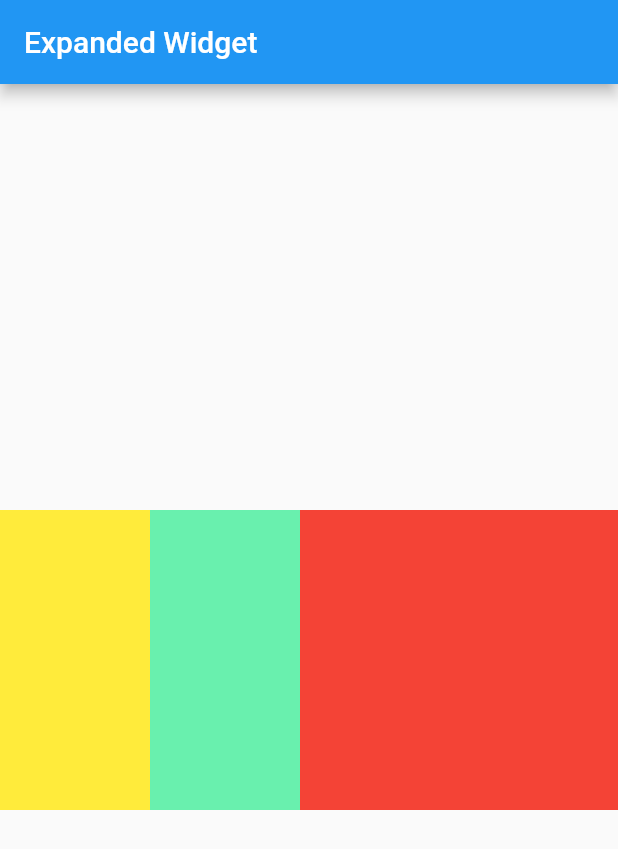
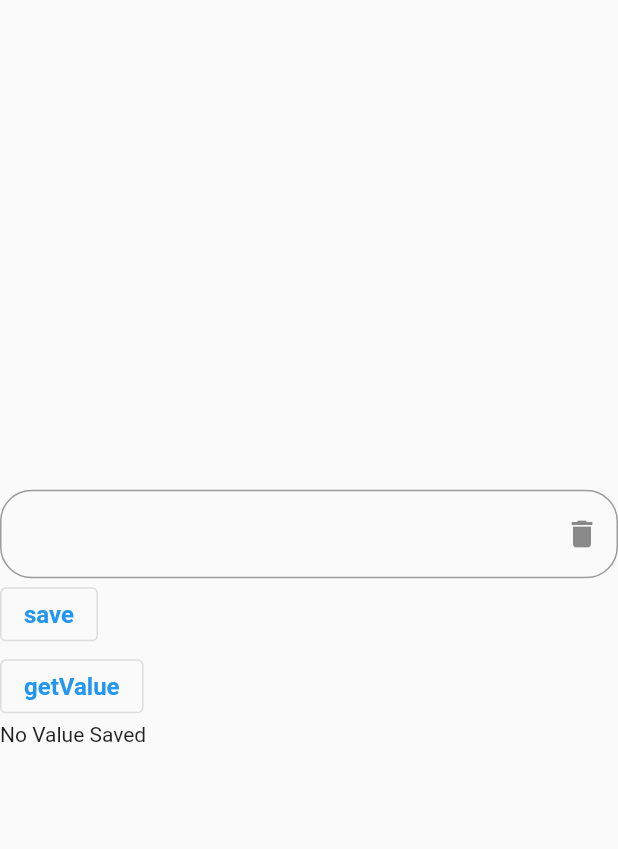
Before and after one commit to panchaniurvisha/my_new_app, a Flutter app: the screen it shows after launch, on a phone screen of 412 x 824 dp. Shown: the top 849 px of the screen. Run offline on Flutter 3.47's test engine with Material 2 defaults, Android fonts, the phone set to English and light mode, and no system bars; our stand-ins replace fluttertoast, image_picker, shared_preferences, video_player; missing offline and left inert: cropperx.

Commit message:
"8/2/2023"

```diff
--- a/lib/main.dart
+++ b/lib/main.dart
@@ -1,6 +1,5 @@
 import 'package:flutter/material.dart';
-
-import 'expanded_widget.dart';
+import 'package:my_app/sharepreference_screen_two.dart';
 
 void main() {
   // WidgetsFlutterBinding.ensureInitialized();
@@ -20,6 +19,6 @@ class MyApp extends StatelessWidget {
             //fontFamily: ''Dancing Script',
             primarySwatch: Colors.blue),
         debugShowCheckedModeBanner: false,
-        home: const ExpandedWidget());
+        home: const SharePreferenceScreenTwo());
   }
 }
--- /dev/null
+++ b/lib/sharepreference_screen_two.dart
@@ -0,0 +1,68 @@
+import 'package:flutter/material.dart';
+import 'package:shared_preferences/shared_preferences.dart';
+
+class SharePreferenceScreenTwo extends StatefulWidget {
+  const SharePreferenceScreenTwo({super.key});
+
+  @override
+  State<SharePreferenceScreenTwo> createState() =>
+      _SharePreferenceScreenTwoState();
+}
+
+class _SharePreferenceScreenTwoState extends State<SharePreferenceScreenTwo> {
+  TextEditingController nameController = TextEditingController();
+  SharedPreferences? prefs;
+  var nameValue = "No Value Saved";
+  static const String keyName = "name";
+
+  createInstance() async {
+    prefs = await SharedPreferences.getInstance();
+  }
+
+  @override
+  void initState() {
+    // TODO: implement initState
+    createInstance();
+    super.initState();
+  }
+
+  @override
+  Widget build(BuildContext context) {
+    return Scaffold(
+        body: Column(
+      mainAxisAlignment: MainAxisAlignment.center,
+      crossAxisAlignment: CrossAxisAlignment.start,
+      children: [
+        TextField(
+          controller: nameController,
+          decoration: InputDecoration(
+            suffixIcon: IconButton(
+              icon: Icon(Icons.delete),
+              onPressed: () {
+                prefs!.clear();
+                setState(() {});
+              },
+            ),
+            border: OutlineInputBorder(borderRadius: BorderRadius.circular(21)),
+          ),
+        ),
+        OutlinedButton(
+            onPressed: () {
+              prefs!.setString(keyName, nameController.text);
+            },
+            child: const Text("save",
+                style: TextStyle(fontWeight: FontWeight.bold, fontSize: 16))),
+        OutlinedButton(
+            onPressed: () {
+              var getName = prefs!.getString(keyName);
+              setState(() {
+                nameValue = getName ?? "No Value Saved";
+              });
+            },
+            child: const Text("getValue",
+                style: TextStyle(fontWeight: FontWeight.bold, fontSize: 16))),
+        Text(nameValue),
+      ],
+    ));
+  }
+}
```
Also changed, not shown: lib/Text_form_field.dart (deleted, +0 -15 lines), lib/flexibal.dart (+5 -4 lines).
